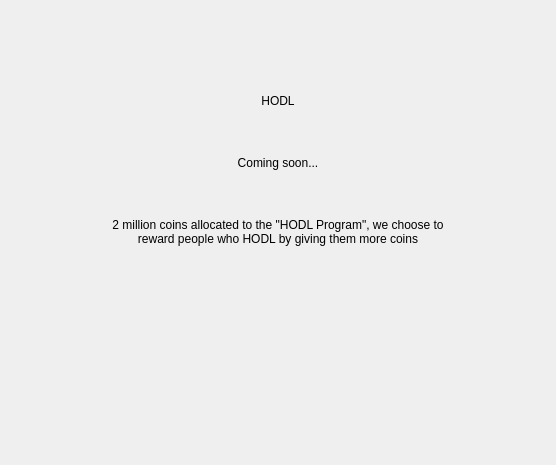
Before: the Qt Designer form windows/hodl.ui in 0xkobe/mwc-wallet, drawn with Qt 5.
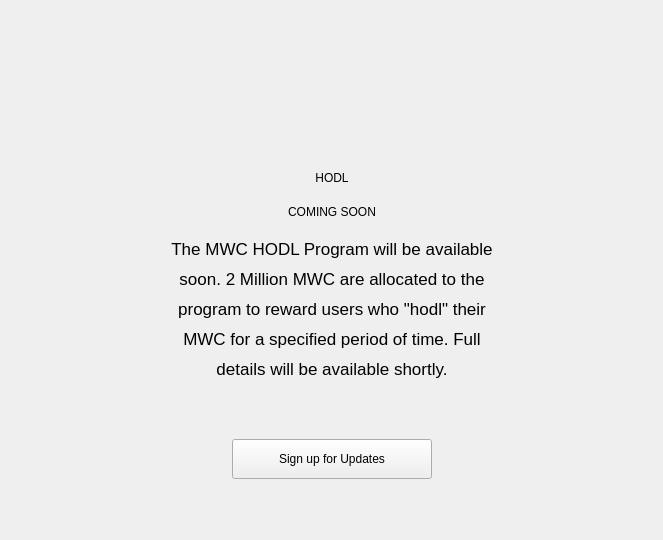
After: the same form once the commit is applied. Icons and pictures are not drawn. Custom widgets are drawn as their Qt base class.

Commit message: HODL and custom title

The edit to the form file:
```diff
--- a/windows/hodl.ui
+++ b/windows/hodl.ui
@@ -6,14 +6,14 @@
    <rect>
     <x>0</x>
     <y>0</y>
-    <width>556</width>
-    <height>465</height>
+    <width>663</width>
+    <height>540</height>
    </rect>
   </property>
   <property name="windowTitle">
    <string>Form</string>
   </property>
-  <layout class="QHBoxLayout" name="horizontalLayout" stretch="1,4,1">
+  <layout class="QHBoxLayout" name="horizontalLayout_3" stretch="1,1,1">
    <item>
     <spacer name="horizontalSpacer">
      <property name="orientation">
@@ -28,7 +28,10 @@
     </spacer>
    </item>
    <item>
-    <layout class="QVBoxLayout" name="verticalLayout" stretch="2,0,1,0,1,0,5">
+    <layout class="QVBoxLayout" name="verticalLayout" stretch="1,0,0,0,0,0,2">
+     <property name="spacing">
+      <number>20</number>
+     </property>
      <item>
       <spacer name="verticalSpacer">
        <property name="orientation">
@@ -36,12 +39,67 @@
        </property>
        <property name="sizeHint" stdset="0">
         <size>
-         <width>20</width>
-         <height>69</height>
+         <width>337</width>
+         <height>54</height>
         </size>
        </property>
       </spacer>
      </item>
+     <item>
+      <layout class="QHBoxLayout" name="horizontalLayout_2">
+       <item>
+        <spacer name="horizontalSpacer_5">
+         <property name="orientation">
+          <enum>Qt::Horizontal</enum>
+         </property>
+         <property name="sizeHint" stdset="0">
+          <size>
+           <width>40</width>
+           <height>20</height>
+          </size>
+         </property>
+        </spacer>
+       </item>
+       <item>
+        <widget class="QLabel" name="label_4">
+         <property name="minimumSize">
+          <size>
+           <width>95</width>
+           <height>115</height>
+          </size>
+         </property>
+         <property name="maximumSize">
+          <size>
+           <width>95</width>
+           <height>115</height>
+          </size>
+         </property>
+         <property name="text">
+          <string/>
+         </property>
+         <property name="pixmap">
+          <pixmap resource="../resources.qrc">:/img/HODL_big@2x.svg</pixmap>
+         </property>
+         <property name="scaledContents">
+          <bool>true</bool>
+         </property>
+        </widget>
+       </item>
+       <item>
+        <spacer name="horizontalSpacer_6">
+         <property name="orientation">
+          <enum>Qt::Horizontal</enum>
+         </property>
+         <property name="sizeHint" stdset="0">
+          <size>
+           <width>40</width>
+           <height>20</height>
+          </size>
+         </property>
+        </spacer>
+       </item>
+      </layout>
+     </item>
      <item>
       <widget class="control::MwcLabelLarge" name="label_3">
        <property name="text">
@@ -53,22 +111,9 @@
       </widget>
      </item>
      <item>
-      <spacer name="verticalSpacer_2">
-       <property name="orientation">
-        <enum>Qt::Vertical</enum>
-       </property>
-       <property name="sizeHint" stdset="0">
-        <size>
-         <width>20</width>
-         <height>33</height>
-        </size>
-       </property>
-      </spacer>
-     </item>
-     <item>
-      <widget class="control::MwcLabelNormal" name="label_2">
+      <widget class="control::MwcLabelLarge" name="label_2">
        <property name="text">
-        <string>Coming soon...</string>
+        <string>COMING SOON</string>
        </property>
        <property name="alignment">
         <set>Qt::AlignCenter</set>
@@ -76,22 +121,22 @@
       </widget>
      </item>
      <item>
-      <spacer name="verticalSpacer_3">
-       <property name="orientation">
-        <enum>Qt::Vertical</enum>
-       </property>
-       <property name="sizeHint" stdset="0">
+      <widget class="control::MwcLabelNormal" name="label">
+       <property name="minimumSize">
         <size>
-         <width>20</width>
-         <height>33</height>
+         <width>350</width>
+         <height>0</height>
         </size>
        </property>
-      </spacer>
-     </item>
-     <item>
-      <widget class="QLabel" name="label">
        <property name="text">
-        <string>2 million coins allocated to the &quot;HODL Program&quot;, we choose to reward people who HODL by giving them more coins</string>
+        <string>&lt;!DOCTYPE HTML PUBLIC &quot;-//W3C//DTD HTML 4.0//EN&quot; &quot;http://www.w3.org/TR/REC-html40/strict.dtd&quot;&gt;
+&lt;html&gt;&lt;head&gt;&lt;meta name=&quot;qrichtext&quot; content=&quot;1&quot; /&gt;&lt;style type=&quot;text/css&quot;&gt;
+p, li { white-space: pre-wrap; }
+&lt;/style&gt;&lt;/head&gt;&lt;body style=&quot; font-family:'.SF NS Text'; font-size:13pt; font-weight:400; font-style:normal;&quot;&gt;
+&lt;p style=&quot; margin-top:12px; margin-bottom:12px; margin-left:0px; margin-right:0px; -qt-block-indent:0; text-indent:0px; line-height:150%;&quot;&gt;The MWC HODL Program will be available soon. 2 Million MWC are allocated to the program to reward users who &amp;quot;hodl&amp;quot; their MWC for a specified period of time. Full details will be available shortly.&lt;br /&gt;&lt;/p&gt;&lt;/body&gt;&lt;/html&gt;</string>
+       </property>
+       <property name="textFormat">
+        <enum>Qt::RichText</enum>
        </property>
        <property name="alignment">
         <set>Qt::AlignCenter</set>
@@ -101,6 +146,55 @@
        </property>
       </widget>
      </item>
+     <item>
+      <layout class="QHBoxLayout" name="horizontalLayout">
+       <item>
+        <spacer name="horizontalSpacer_3">
+         <property name="orientation">
+          <enum>Qt::Horizontal</enum>
+         </property>
+         <property name="sizeHint" stdset="0">
+          <size>
+           <width>40</width>
+           <height>20</height>
+          </size>
+         </property>
+        </spacer>
+       </item>
+       <item>
+        <widget class="control::MwcPushButtonNormal" name="pushButton">
+         <property name="minimumSize">
+          <size>
+           <width>200</width>
+           <height>40</height>
+          </size>
+         </property>
+         <property name="maximumSize">
+          <size>
+           <width>200</width>
+           <height>40</height>
+          </size>
+         </property>
+         <property name="text">
+          <string>Sign up for Updates</string>
+         </property>
+        </widget>
+       </item>
+       <item>
+        <spacer name="horizontalSpacer_4">
+         <property name="orientation">
+          <enum>Qt::Horizontal</enum>
+         </property>
+         <property name="sizeHint" stdset="0">
+          <size>
+           <width>40</width>
+           <height>20</height>
+          </size>
+         </property>
+        </spacer>
+       </item>
+      </layout>
+     </item>
      <item>
       <spacer name="verticalSpacer_4">
        <property name="orientation">
@@ -108,8 +202,8 @@
        </property>
        <property name="sizeHint" stdset="0">
         <size>
-         <width>20</width>
-         <height>176</height>
+         <width>337</width>
+         <height>58</height>
         </size>
        </property>
       </spacer>
@@ -142,6 +236,11 @@
    <extends>QLabel</extends>
    <header>control/MwcLabel.h</header>
   </customwidget>
+  <customwidget>
+   <class>control::MwcPushButtonNormal</class>
+   <extends>QPushButton</extends>
+   <header>control/MwcPushButton.h</header>
+  </customwidget>
  </customwidgets>
  <resources/>
  <connections/>
```
Left out of the diff: 4 changed lines with no effect on the pictures. The commit also changes 17 other files.
